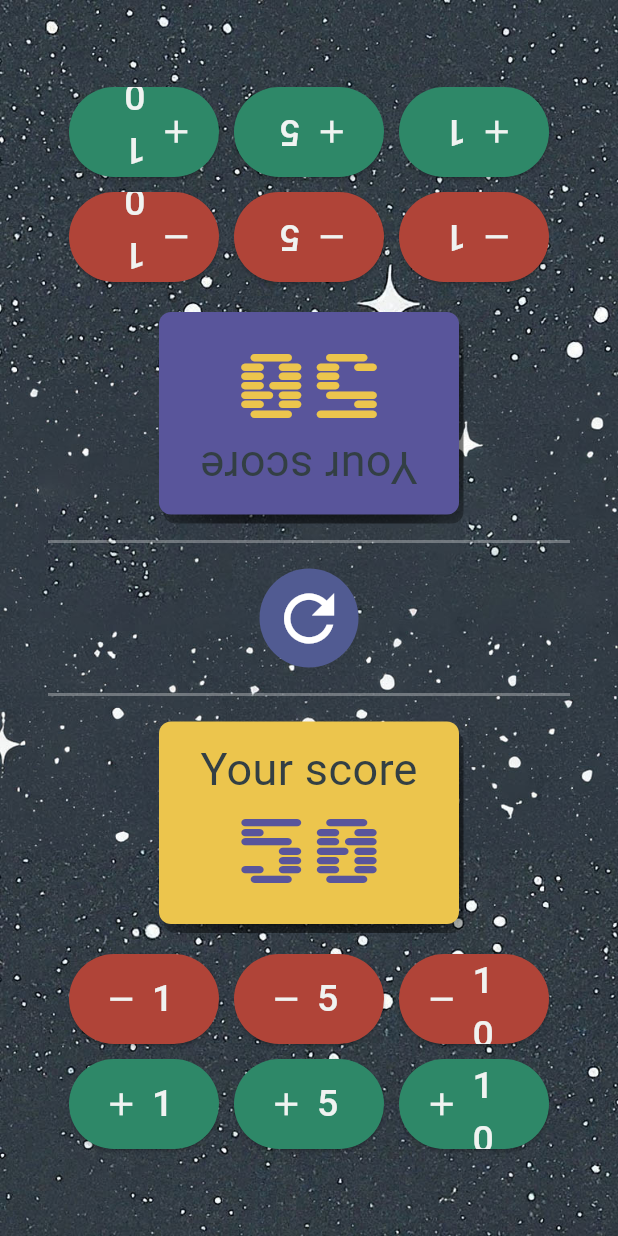
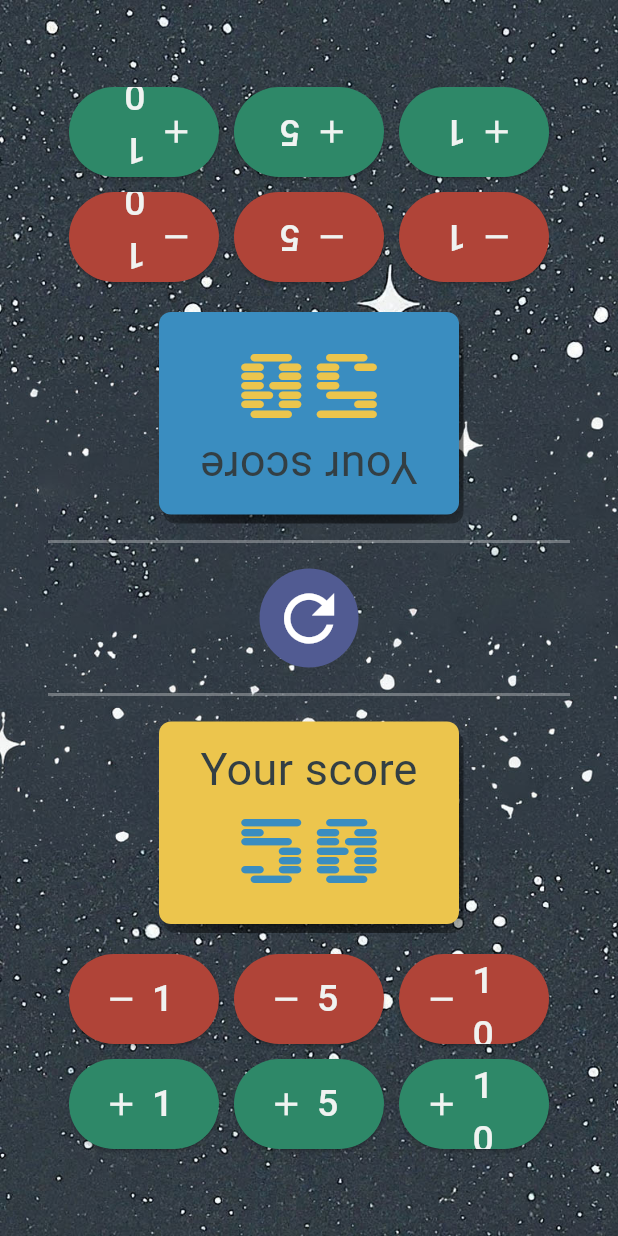
Before and after one commit to LFClaro/star-realms-score-flutter, a Flutter app: the screen it shows after launch, on a phone screen of 412 x 824 dp. Run offline on Flutter 3.47's test engine with Material 3 defaults, Android fonts, the phone set to English and light mode, and no system bars; our stand-ins replace shared_preferences; Roboto replaces fonts that are missing (YuseiMagic).

Commit message:
re-adding icons and changing primary colour

```diff
--- a/lib/theme.dart
+++ b/lib/theme.dart
@@ -38,7 +38,7 @@ abstract class StarScoreTheme {
 }
 
 class LightModeTheme extends StarScoreTheme {
-  late Color primaryColor = const Color(0xFF59559B);
+  late Color primaryColor = const Color(0xFF3A8DC0);
   late Color secondaryColor = const Color(0xFFECC54D);
   late Color primaryTextColor = const Color(0xFFF0F3F1);
   late Color secondaryTextColor = const Color(0xFF333F44);
@@ -47,7 +47,7 @@ class LightModeTheme extends StarScoreTheme {
 }
 
 class DarkModeTheme extends StarScoreTheme {
-  late Color primaryColor = const Color(0xFF59559B);
+  late Color primaryColor = const Color(0xFF2D67a4);
   late Color secondaryColor = const Color(0xFFECC54D);
   late Color positiveButton = const Color(0xFF2E8868);
   late Color negativeButton = const Color(0xFFB04438);
```
Also changed, not shown: 28 other files.
